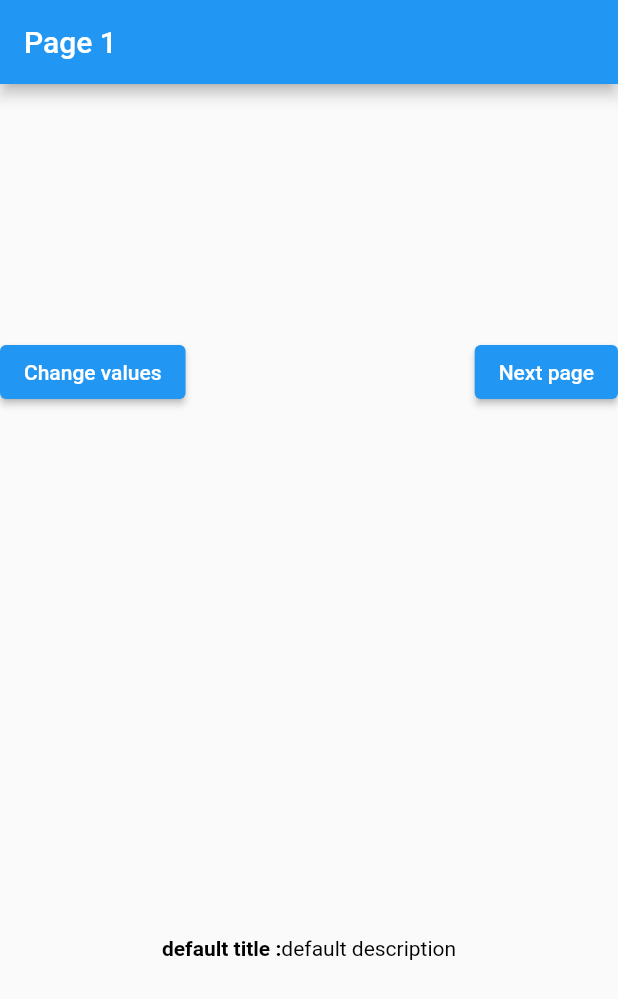
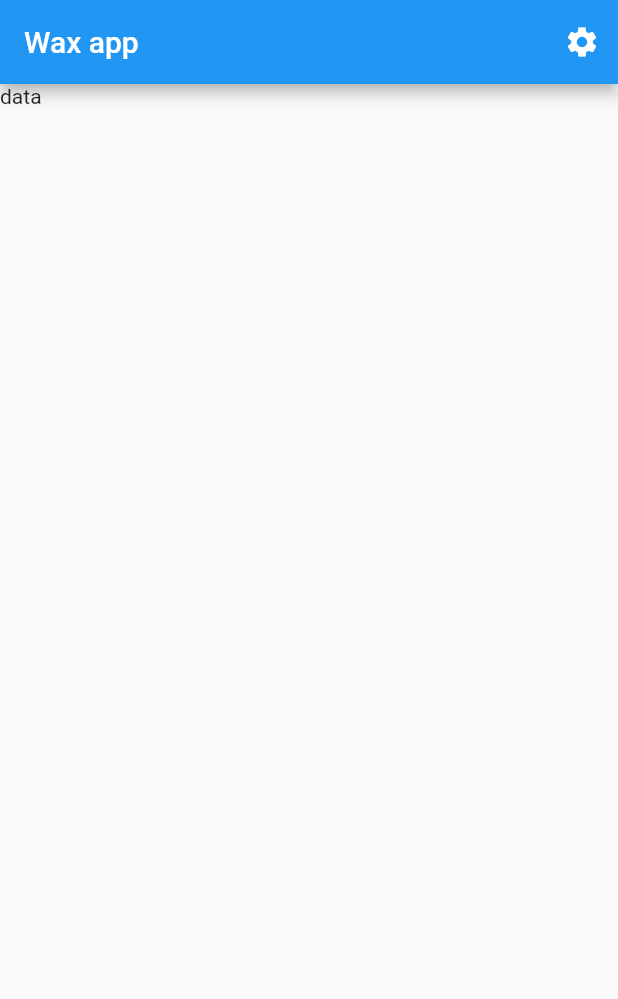
Before and after one commit to santosh565/provider_demo, a Flutter app: the screen it shows after launch, on a phone screen of 412 x 824 dp. Shown: the top 999 px of the screen. Run offline on Flutter 3.47's test engine with Material 2 defaults, Android fonts, the phone set to English and light mode, and no system bars.

Commit message:
initial setup

```diff
--- a/lib/main.dart
+++ b/lib/main.dart
@@ -1,6 +1,7 @@
 import 'package:flutter/material.dart';
-import 'package:provider/provider.dart';
-import 'package:provider_demo/models/info.dart';
+
+import 'screens/home.dart';
+//import 'package:provider/provider.dart';
 
 void main() {
   runApp(const MyApp());
@@ -11,125 +12,12 @@ class MyApp extends StatelessWidget {
 
   @override
   Widget build(BuildContext context) {
-    return ChangeNotifierProvider(
-      create: (context) => Info(),
-      child: MaterialApp(
-        title: 'Flutter Demo',
-        theme: ThemeData(
-          primarySwatch: Colors.blue,
-        ),
-        home: const Page1(),
+    return MaterialApp(
+      title: 'Flutter Demo',
+      theme: ThemeData(
+        primarySwatch: Colors.blue,
       ),
+      home: const Home(),
     );
   }
 }
-
-class Page1 extends StatelessWidget {
-  const Page1({Key? key}) : super(key: key);
-
-  @override
-  Widget build(BuildContext context) {
-    return Scaffold(
-      appBar: AppBar(
-        title: const Text('Page 1'),
-      ),
-      body: Column(
-        children: const [
-          Flexible(
-            child: Top(),
-          ),
-          Flexible(
-            child: Bottom(),
-          )
-        ],
-      ),
-    );
-  }
-}
-
-class Top extends StatelessWidget {
-  const Top({Key? key}) : super(key: key);
-
-  @override
-  Widget build(BuildContext context) {
-    debugPrint('Top build');
-    final info = context.read<Info>();
-    return Center(
-      child: Row(
-        mainAxisAlignment: MainAxisAlignment.spaceBetween,
-        children: [
-          ElevatedButton(
-              onPressed: () {
-                info.title = 'new tittle';
-                info.description = 'new description';
-              },
-              child: const Text('Change values')),
-          ElevatedButton(
-            onPressed: () {
-              Navigator.of(context).push(
-                MaterialPageRoute(
-                  builder: (context) => const Page2(),
-                ),
-              );
-            },
-            child: const Text('Next page'),
-          ),
-        ],
-      ),
-    );
-  }
-}
-
-class Bottom extends StatelessWidget {
-  const Bottom({Key? key}) : super(key: key);
-
-  @override
-  Widget build(BuildContext context) {
-    debugPrint('Bottom build');
-    final info = Provider.of<Info>(context);
-    return Center(
-      child: RichText(
-        text: TextSpan(
-          style: const TextStyle(color: Colors.black),
-          children: [
-            TextSpan(
-              text: info.title,
-              style: const TextStyle(fontWeight: FontWeight.bold),
-            ),
-            TextSpan(
-              text: info.description,
-            ),
-          ],
-        ),
-      ),
-    );
-  }
-}
-
-class Page2 extends StatelessWidget {
-  const Page2({Key? key}) : super(key: key);
-
-  @override
-  Widget build(BuildContext context) {
-    final info = Provider.of<Info>(context);
-    return Scaffold(
-      appBar: AppBar(),
-      body: Center(
-        child: RichText(
-          text: TextSpan(
-            style: const TextStyle(color: Colors.black),
-            children: [
-              TextSpan(
-                text: info.title,
-                style: const TextStyle(fontWeight: FontWeight.bold),
-              ),
-              TextSpan(
-                text: info.description,
-              ),
-            ],
-          ),
-        ),
-      ),
-    );
-  }
-}
--- a/lib/models/info.dart
+++ /dev/null
@@ -1,22 +0,0 @@
-import 'package:flutter/foundation.dart';
-
-class Info with ChangeNotifier {
-  late String _title, _description;
-  Info() {
-    _description = 'default description';
-    _title = 'default title :';
-  }
-
-  String get title => _title;
-  String get description => _description;
-
-  set title(String value) {
-    _title = value;
-    notifyListeners();
-  }
-
-  set description(String value) {
-    _description = value;
-    notifyListeners();
-  }
-}
--- /dev/null
+++ b/lib/screens/home.dart
@@ -0,0 +1,25 @@
+import 'package:flutter/material.dart';
+
+import 'settings.dart';
+
+class Home extends StatelessWidget {
+  const Home({Key? key}) : super(key: key);
+
+  @override
+  Widget build(BuildContext context) {
+    return Scaffold(
+      appBar: AppBar(
+        title: const Text('Wax app'),
+        actions: [
+          IconButton(
+              onPressed: () {
+                Navigator.push(context,
+                    MaterialPageRoute(builder: (context) => const Settings()));
+              },
+              icon: const Icon(Icons.settings))
+        ],
+      ),
+      body: const Text('data'),
+    );
+  }
+}
--- /dev/null
+++ b/lib/screens/settings.dart
@@ -0,0 +1,14 @@
+import 'package:flutter/material.dart';
+
+class Settings extends StatelessWidget {
+  const Settings({Key? key}) : super(key: key);
+
+  @override
+  Widget build(BuildContext context) {
+    return Scaffold(
+      appBar: AppBar(
+        title: const Text('Settings'),
+      ),
+    );
+  }
+}
```
